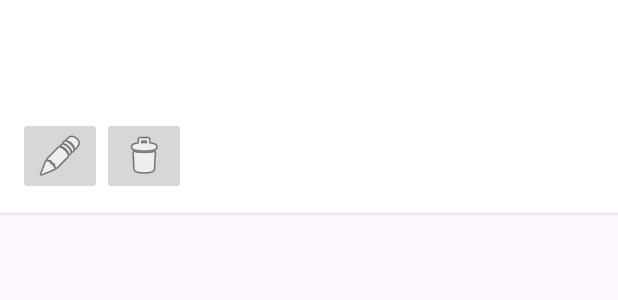
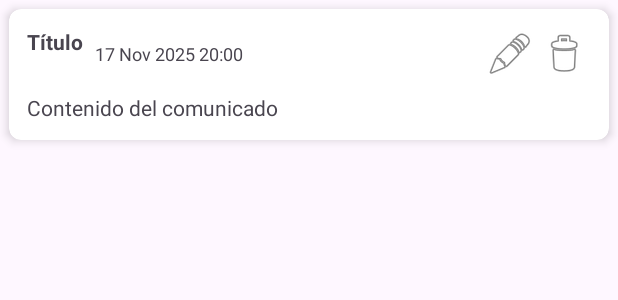
Before and after one commit to TonySC2O/ResiOneMovil, an Android app: the layout item_post.xml on its own in the app's theme, with its tools: preview values and no code run, on a phone screen of 412 x 824 dp. Shown: the top 300 px of the screen. Run offline under Robolectric (Android 15) with nearby library versions, the phone set to English and light mode, and no system bars.

```diff
--- a/ResiOneMobile/app/src/main/AndroidManifest.xml
+++ b/ResiOneMobile/app/src/main/AndroidManifest.xml
@@ -14,6 +14,11 @@
         android:roundIcon="@mipmap/ic_launcher_round"
         android:supportsRtl="true"
         android:theme="@style/Theme.ResiOneMobile">
+        <activity
+            android:name="Comunicados.ComunicadosFeed"
+            android:exported="true"
+            android:label="Comunicados"
+            android:theme="@style/Theme.ResiOneMobile" />
         <activity
             android:name="Registro.CrearRegistro"
             android:exported="true"
--- a/ResiOneMobile/app/src/main/java/Reportes/CrearReporte.kt
+++ b/ResiOneMobile/app/src/main/java/Reportes/CrearReporte.kt
@@ -26,6 +26,7 @@ import java.util.Locale
 class CrearReporte : BaseActivity() {
 
     private val attachedUris = mutableListOf<Uri>()
+
     private var selectedDate: Date? = null
 
     private val pickMedia = registerForActivityResult(ActivityResultContracts.GetMultipleContents()) { uris ->
--- a/ResiOneMobile/app/src/main/java/com/example/resionemobile/MainActivity.kt
+++ b/ResiOneMobile/app/src/main/java/com/example/resionemobile/MainActivity.kt
@@ -11,7 +11,7 @@ import androidx.core.view.ViewCompat
 import androidx.core.view.WindowInsetsCompat
 import Registro.CrearRegistro
 import Comunicados.ComunicadosFeed
-import Comunicados.PostsAdapter
+import Comunicados.ComunicadosAdapter
 import com.example.resionemobile.api.LoginRequest
 import com.example.resionemobile.api.LoginResponse
 import com.example.resionemobile.api.RetrofitClient
--- a/ResiOneMobile/app/src/main/res/layout/item_post.xml
+++ b/ResiOneMobile/app/src/main/res/layout/item_post.xml
@@ -1,53 +1,66 @@
 <?xml version="1.0" encoding="utf-8"?>
+<androidx.cardview.widget.CardView xmlns:android="http://schemas.android.com/apk/res/android"
+    xmlns:card_view="http://schemas.android.com/apk/res-auto"
+    android:layout_width="match_parent"
+    android:layout_height="wrap_content"
+    card_view:cardCornerRadius="8dp"
+    android:layout_margin="6dp"
+    card_view:cardElevation="4dp">
+
     <LinearLayout
-    xmlns:android="http://schemas.android.com/apk/res/android"
         android:orientation="vertical"
         android:padding="12dp"
         android:layout_width="match_parent"
-    android:layout_height="wrap_content"
-    android:background="@android:color/white"
-    android:elevation="2dp"
-    android:layout_marginBottom="8dp">
+        android:layout_height="wrap_content">
+
+        <LinearLayout
+            android:orientation="horizontal"
+            android:layout_width="match_parent"
+            android:layout_height="wrap_content">
 
             <TextView
-        android:id="@+id/tv_author"
+                android:id="@+id/tv_title"
+                android:layout_width="wrap_content"
+                android:layout_height="wrap_content"
                 android:textStyle="bold"
-        android:textSize="16sp"
-        android:layout_width="wrap_content"
-        android:layout_height="wrap_content"/>
+                android:text="Título" />
 
             <TextView
                 android:id="@+id/tv_date"
+                android:layout_width="wrap_content"
+                android:layout_height="wrap_content"
+                android:layout_marginStart="8dp"
                 android:textSize="12sp"
-        android:textColor="#888"
-        android:layout_width="wrap_content"
-        android:layout_height="wrap_content"/>
+                android:layout_gravity="center_vertical"
+                android:text="17 Nov 2025 20:00" />
+
+            <View
+                android:layout_width="0dp"
+                android:layout_height="1dp"
+                android:layout_weight="1" />
+
+            <ImageButton
+                android:id="@+id/btn_edit"
+                android:layout_width="36dp"
+                android:layout_height="36dp"
+                android:background="?attr/selectableItemBackgroundBorderless"
+                android:contentDescription="Editar"
+                android:src="@android:drawable/ic_menu_edit" />
+
+            <ImageButton
+                android:id="@+id/btn_delete"
+                android:layout_width="36dp"
+                android:layout_height="36dp"
+                android:background="?attr/selectableItemBackgroundBorderless"
+                android:contentDescription="Eliminar"
+                android:src="@android:drawable/ic_menu_delete" />
+        </LinearLayout>
 
         <TextView
             android:id="@+id/tv_content"
-        android:layout_marginTop="4dp"
-        android:textSize="14sp"
             android:layout_width="match_parent"
-        android:layout_height="wrap_content"/>
-
-    <LinearLayout
-        android:orientation="horizontal"
-        android:layout_width="wrap_content"
             android:layout_height="wrap_content"
-        android:layout_marginTop="4dp">
-
-        <ImageButton
-            android:id="@+id/btn_edit"
-            android:layout_width="wrap_content"
-            android:layout_height="wrap_content"
-            android:src="@android:drawable/ic_menu_edit"
-            android:contentDescription="Editar"/>
-
-        <ImageButton
-            android:id="@+id/btn_delete"
-            android:layout_width="wrap_content"
-            android:layout_height="wrap_content"
-            android:src="@android:drawable/ic_menu_delete"
-            android:contentDescription="Eliminar"/>
+            android:layout_marginTop="8dp"
+            android:text="Contenido del comunicado" />
     </LinearLayout>
-</LinearLayout>
+</androidx.cardview.widget.CardView>
```
Also changed, not shown: ResiOneMobile/app/src/main/java/Comunicados/ComunicadosAdapter.kt (added, +76 -0 lines), ResiOneMobile/app/src/main/java/Comunicados/ComunicadosFeed.kt (+112 -41 lines), ResiOneMobile/app/src/main/java/Comunicados/PostAdapter.kt (deleted, +0 -61 lines), ResiOneMobile/app/src/main/java/com/example/resionemobile/api/ApiModels.kt (+39 -0 lines), ResiOneMobile/app/src/main/java/com/example/resionemobile/api/ApiService.kt (+9 -9 lines), ResiOneMobile/app/src/main/res/layout/activity_comunicados_feed.xml (+37 -7 lines). Lines whose indentation alone changed are shown as unchanged.
